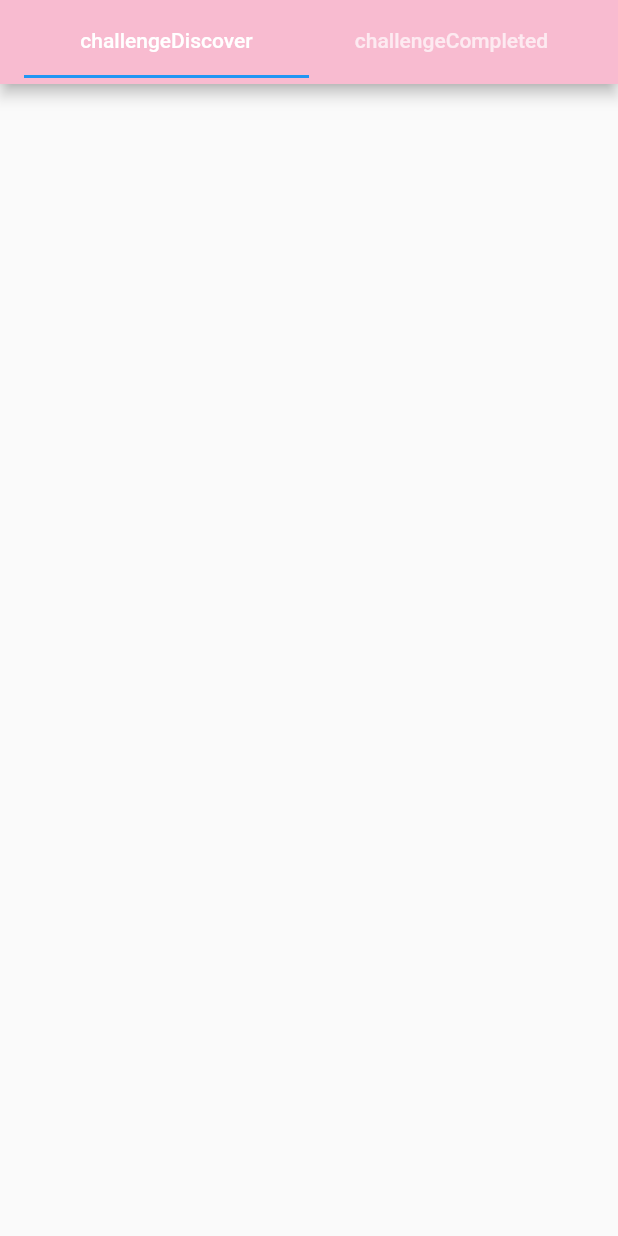
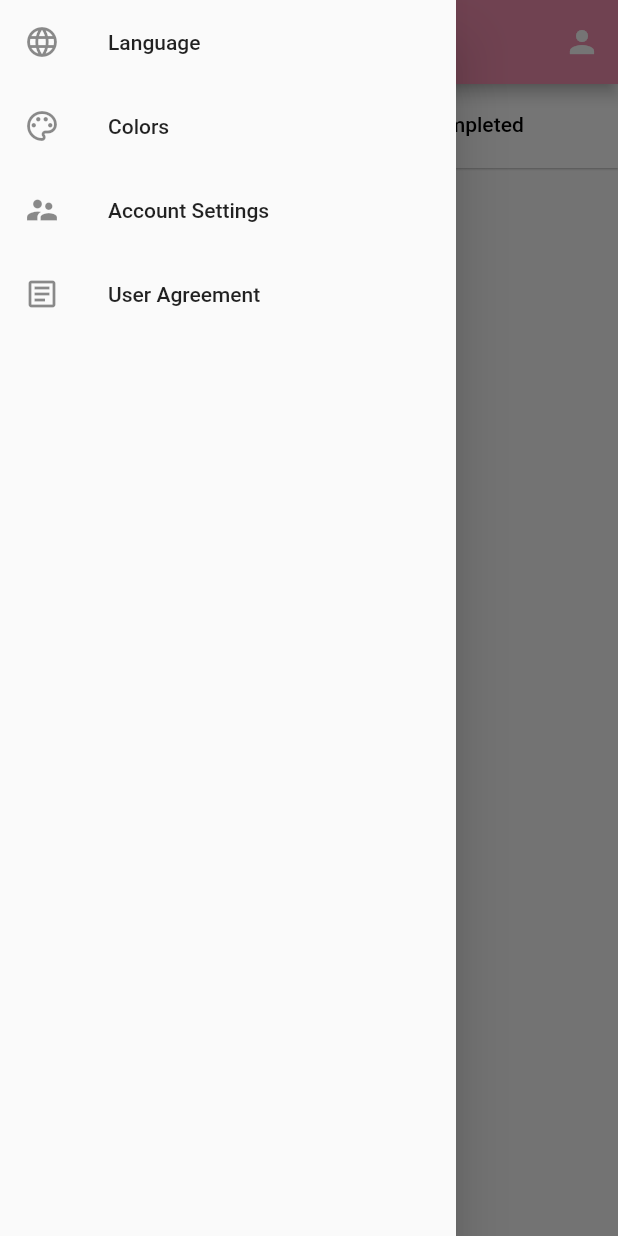
Before and after one commit to erikgust2/photo_quest, a Flutter app: the ChallengePage screen opened directly, with the side drawer open (before the commit the screen has no drawer), on a phone screen of 412 x 824 dp. Run offline on Flutter 3.47's test engine with Material 2 defaults, Android fonts, the phone set to English and light mode, and no system bars; our stand-ins replace firebase_auth, geocoding, geolocator, google_maps_flutter, google_sign_in, location; accounts and stored records are empty.

Commit message:
Updated interface,

```diff
--- /dev/null
+++ b/lib/QuestAvailable.dart
@@ -0,0 +1,15 @@
+import 'package:flutter/cupertino.dart';
+import 'package:flutter/material.dart';
+
+class QuestAvailable extends StatelessWidget{
+  const QuestAvailable({Key? key}) : super(key: key);
+
+  @override
+  Widget build(BuildContext context){
+    return Scaffold(
+
+      body: Text('Available'),
+    );
+  }
+
+}
--- a/lib/questJoined.dart
+++ b/lib/QuestTab.dart
@@ -1,13 +1,14 @@
 import 'package:flutter/material.dart';
-
-class QuestJoined extends StatefulWidget {
-  const QuestJoined({Key? key}) : super(key: key);
+import 'QuestCompleted.dart';
+import 'QuestAvailable.dart';
+class QuestTab extends StatefulWidget {
+  const QuestTab({Key? key}) : super(key: key);
   @override
-  State<QuestJoined> createState() => _MyTabbedPageState();
+  State<QuestTab> createState() => _MyTabbedPageState();
 
 }
 
-class _MyTabbedPageState extends State<QuestJoined> with SingleTickerProviderStateMixin {
+class _MyTabbedPageState extends State<QuestTab> with SingleTickerProviderStateMixin {
   static const List<Tab> myTabs = <Tab>[
     Tab(text: 'LEFT'),
     Tab(text: 'RIGHT'),
@@ -48,7 +49,7 @@ class _MyTabbedPageState extends State<QuestJoined> with SingleTickerProviderSta
 
             ),
               child: const Align(alignment: Alignment.center,
-                child: Text("Active", style: TextStyle(color: Colors.black),)),
+                child: Text("Available", style: TextStyle(color: Colors.black),)),
             ),
             ),
             Tab(child: Container(decoration: BoxDecoration(
@@ -65,7 +66,8 @@ class _MyTabbedPageState extends State<QuestJoined> with SingleTickerProviderSta
       body: TabBarView(
           controller: _tabController,
           children: const [
-            Text('Active'), Text('Completed',)
+            QuestAvailable(),
+            QuestCompleted(),
           ]
       ),
     );
--- /dev/null
+++ b/lib/SettingsNavDrawer.dart
@@ -0,0 +1,47 @@
+import 'package:flutter/material.dart';
+
+class SettingsNavBar extends StatelessWidget{
+  const SettingsNavBar({Key? key}) : super(key: key);
+  @override
+  Widget build(BuildContext context) => Drawer(
+    child: SingleChildScrollView(
+      child: Column(
+        crossAxisAlignment: CrossAxisAlignment.stretch,
+        children: <Widget> [
+          buildHeader(context),
+          buildMenuItems(context)
+        ],
+      ),
+    ),
+  );
+  Widget buildHeader(BuildContext context) => Container(
+    padding: EdgeInsets.only(
+      top: MediaQuery.of(context).padding.top
+    ),
+  );
+  Widget buildMenuItems(BuildContext context) => Column(
+    children: [
+      ListTile(
+        leading: const Icon(Icons.language),
+        title: const Text('Language'),
+        onTap: () {},
+      ),
+      ListTile(
+        leading: const Icon(Icons.palette_outlined),
+        title: const Text('Colors'),
+        onTap: () {},
+      ),
+      ListTile(
+        leading: const Icon(Icons.supervisor_account),
+        title: const Text('Account Settings'),
+        onTap: () {},
+      ),
+      ListTile(
+        leading: const Icon(Icons.article_outlined),
+        title: const Text('User Agreement'),
+        onTap: () {},
+      ),
+    ],
+
+  );
+}
--- a/lib/challengePage.dart
+++ b/lib/challengePage.dart
@@ -1,45 +1,41 @@
 import 'package:flutter/material.dart';
-
-class ChallengePage extends StatefulWidget {
+import 'package:photo_quest/QuestTab.dart';
+import 'SettingsNavDrawer.dart';
+import 'profilePage.dart';
+import 'QuestTab.dart';
+class ChallengePage extends StatelessWidget {
   const ChallengePage({Key? key}) : super(key: key);
-  @override
-  State<ChallengePage> createState() => _MyTabbedPageState();
-
-}
-
-class _MyTabbedPageState extends State<ChallengePage> with SingleTickerProviderStateMixin {
-  static const List<Tab> myTabs = <Tab>[
-    Tab(text: 'LEFT'),
-    Tab(text: 'RIGHT'),
-  ];
-
-  late TabController _tabController;
-
-  @override
-  void initState() {
-    super.initState();
-    _tabController = TabController(vsync: this, length: myTabs.length);
-  }
-
-  @override
-  void dispose() {
-    _tabController.dispose();
-    super.dispose();
-  }
 
   @override
   Widget build(BuildContext context) {
     return Scaffold(
       appBar: AppBar(
-        backgroundColor: Colors.pink[100],
-        title: TabBar(
-          controller: _tabController,
-          tabs: [
-            Tab(text: 'challengeDiscover'),
-            Tab(text: 'challengeCompleted'),
+        centerTitle: true,
+        backgroundColor: Colors.pink[200],
+        title: Text('Quests'),
+
+          actions: [
+            Builder(builder: (context) => IconButton(
+              icon: Icon(Icons.person),
+              onPressed: (){
+                Navigator.of(context).push(MaterialPageRoute(
+                    builder: (context)=> const ProfilePage()
+                )
+                );
+              },
+            )
+
+            )
           ],
-        ),
+          leading: Builder(
+            builder: (context) => IconButton(
+              icon: const Icon(Icons.settings),
+              onPressed: () => Scaffold.of(context).openDrawer(),
+            ),
+          )
       ),
+      drawer: const SettingsNavBar(),
+      body: QuestTab(),
     );
   }
 }
```
Also changed, not shown: lib/CollectionsPage.dart (added, +71 -0 lines), lib/QuestCompleted.dart (added, +15 -0 lines), lib/main.dart (+9 -16 lines), lib/mapPage.dart (+31 -1 lines), lib/profilePage.dart (+7 -1 lines), lib/questPage.dart (deleted, +0 -52 lines).
